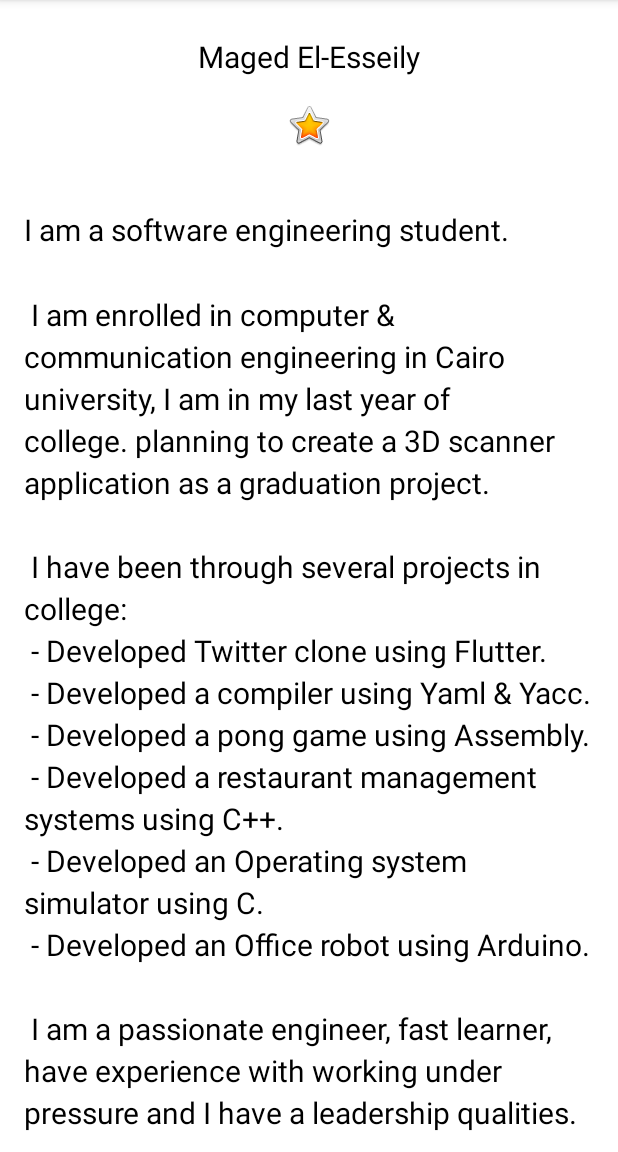
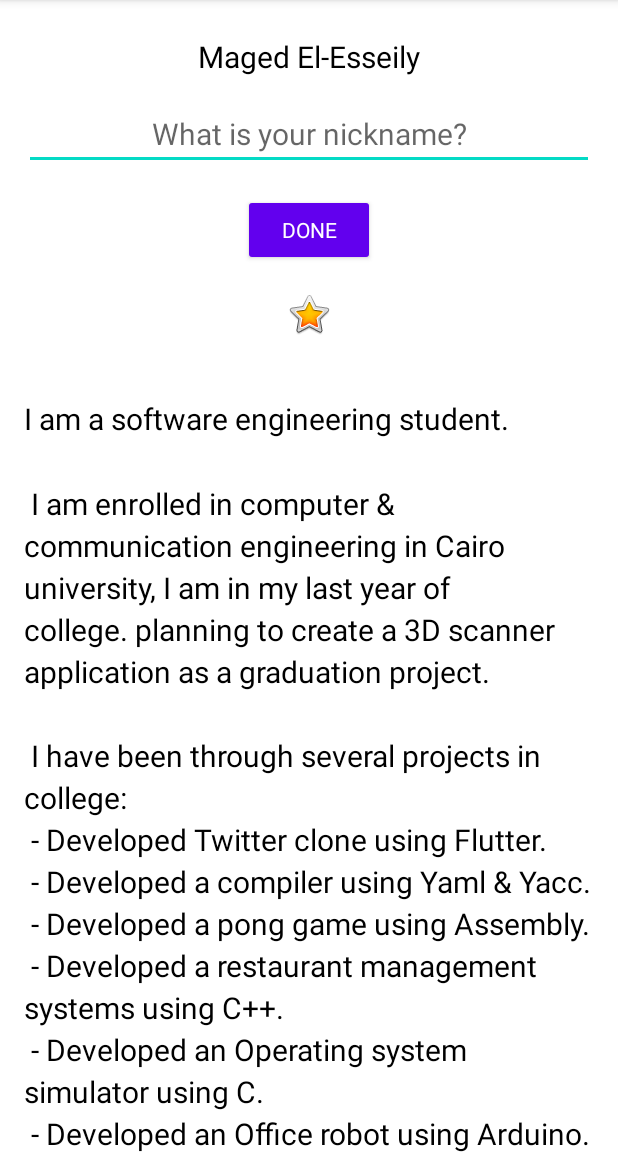
Before and after one commit to Egypt-FWD-Courses/AboutMe, an Android app: the screen it shows after launch (MainActivity), on a phone screen of 412 x 824 dp, the part 84-1236 px from its top. Run offline under Robolectric (Android 15) with nearby library versions, the phone set to English and light mode, and no system bars.

Commit message:
Allow user to enter nickname and view it
Add editText for user to input text
button for user to click when he finishes the input
and textView to display what the user entered

```diff
--- a/app/src/main/java/com/example/aboutme/MainActivity.kt
+++ b/app/src/main/java/com/example/aboutme/MainActivity.kt
@@ -1,11 +1,34 @@
 package com.example.aboutme
 
+import android.content.Context
 import androidx.appcompat.app.AppCompatActivity
 import android.os.Bundle
+import android.view.View
+import android.view.inputmethod.InputMethodManager
+import android.widget.Button
+import android.widget.EditText
+import android.widget.TextView
 
 class MainActivity : AppCompatActivity() {
     override fun onCreate(savedInstanceState: Bundle?) {
         super.onCreate(savedInstanceState)
         setContentView(R.layout.activity_main)
+
+        findViewById<Button>(R.id.done_button).setOnClickListener{
+            addNickname(it)
+        }
+    }
+
+    private fun addNickname(view: View){
+        val editText = findViewById<EditText>(R.id.nickname_edit)
+        val nicknameTextView = findViewById<TextView>(R.id.nickname_text)
+
+        nicknameTextView.text = editText.text
+        editText.visibility = View.GONE
+        view.visibility = View.GONE
+        nicknameTextView.visibility = View.VISIBLE
+
+        val imm = getSystemService(Context.INPUT_METHOD_SERVICE) as InputMethodManager
+        imm.hideSoftInputFromWindow(view.windowToken, 0)
     }
 }
--- a/app/src/main/res/layout/activity_main.xml
+++ b/app/src/main/res/layout/activity_main.xml
@@ -16,6 +16,35 @@
         android:layout_height="wrap_content"
         android:text="@string/name"
         android:textAlignment="center" />
+
+    <EditText
+        android:id="@+id/nickname_edit"
+        style="@style/NameStyle"
+        android:layout_width="match_parent"
+        android:layout_height="wrap_content"
+        android:ems="10"
+        android:hint="@string/what_is_your_nickname"
+        android:inputType="textPersonName"
+        android:textAlignment="center"
+        tools:ignore="TouchTargetSizeCheck,TextContrastCheck" />
+
+    <Button
+        android:id="@+id/done_button"
+        style="@style/Widget.AppCompat.Button.Colored"
+        android:layout_gravity="center_horizontal"
+        android:layout_marginTop="@dimen/layout_margin"
+        android:fontFamily="@font/roboto"
+        android:layout_width="wrap_content"
+        android:layout_height="wrap_content"
+        android:text="@string/done" />
+
+    <TextView
+        android:id="@+id/nickname_text"
+        style="@style/NameStyle"
+        android:layout_width="match_parent"
+        android:layout_height="wrap_content"
+        android:textAlignment="center"
+        android:visibility="gone" />
 
     <ImageView
         android:id="@+id/star_image"
--- a/app/src/main/res/values/strings.xml
+++ b/app/src/main/res/values/strings.xml
@@ -14,4 +14,6 @@
         - Developed an Office robot using Arduino.\n\n
         I am a passionate engineer, fast learner, have experience with working under pressure and I have a leadership qualities.
     </string>
+    <string name="what_is_your_nickname">What is your nickname?</string>
+    <string name="done">Done</string>
 </resources>
```
